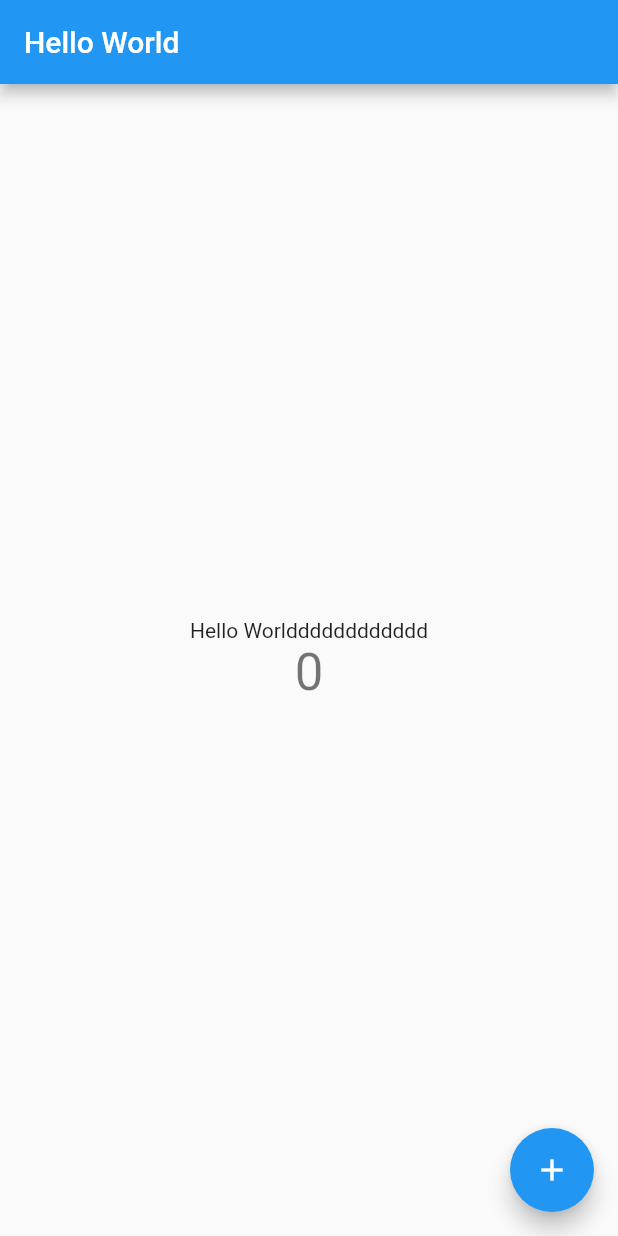
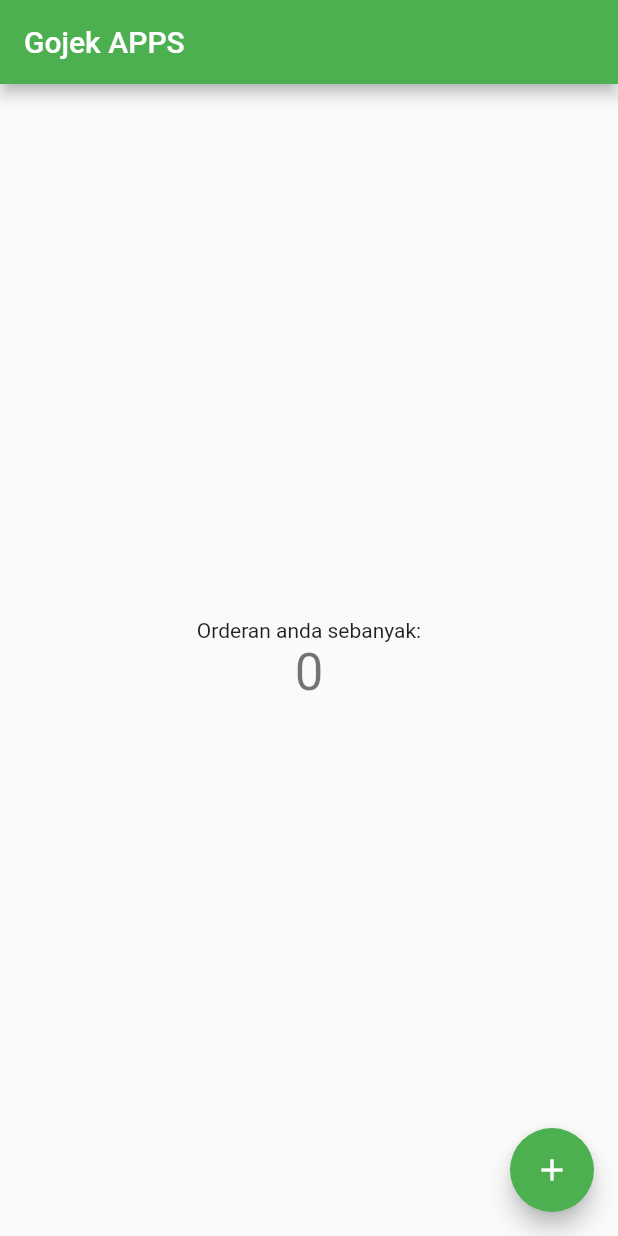
Before and after one commit to lftnnisa/First-Project, a Flutter app: the screen it shows after launch, on a phone screen of 412 x 824 dp. Run offline on Flutter 3.47's test engine with Material 2 defaults, Android fonts, the phone set to English and light mode, and no system bars.

Commit message:
change color

```diff
--- a/lib/main.dart
+++ b/lib/main.dart
@@ -22,9 +22,9 @@
         // or simply save your changes to "hot reload" in a Flutter IDE).
         // Notice that the counter didn't reset back to zero; the application
         // is not restarted.
-        primarySwatch: Colors.blue,
+        primarySwatch: Colors.green,
       ),
-      home: const MyHomePage(title: 'Hello World'),
+      home: const MyHomePage(title: 'Gojek APPS'),
     );
   }
 }
@@ -96,11 +96,11 @@
           mainAxisAlignment: MainAxisAlignment.center,
           children: <Widget>[
             const Text(
-              'Hello Worldddddddddddd',
+              'Orderan anda sebanyak:',
             ),
             Text(
               '$_counter',
-              style: Theme.of(context).textTheme.headline4,
+              style: Theme.of(context).textTheme.headlineMedium,
             ),
           ],
         ),
```
Also changed, not shown: pubspec.lock.
